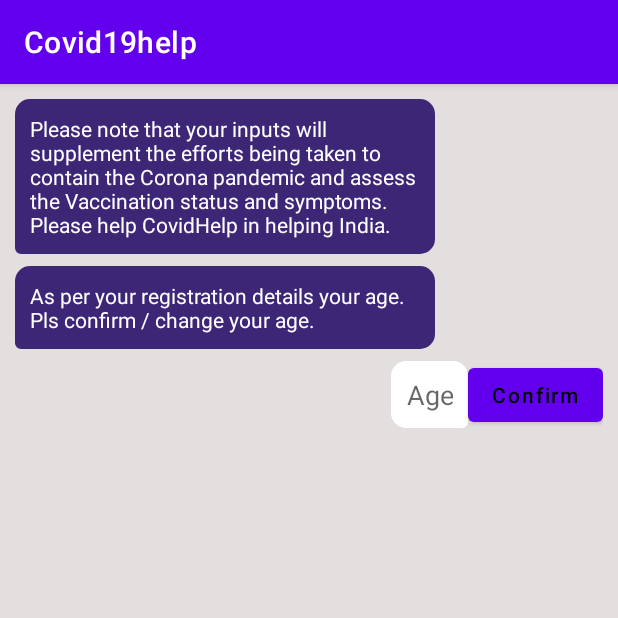
After one commit to Covid-19-Help-AnsrOne/CovidHelp1, an Android app: the QuickCheckupActivity screen opened directly, with no data from a screen before it, on a phone screen of 412 x 824 dp, the top half of it. The commit adds this screen. Run offline under Robolectric (Android 15) with nearby library versions, the phone set to English and light mode, and no system bars.

Commit message:
Added Quick Checkup Screen

```diff
--- a/app/src/main/AndroidManifest.xml
+++ b/app/src/main/AndroidManifest.xml
@@ -8,14 +8,15 @@
     <uses-permission android:name="android.permission.ACCESS_WIFI_STATE" />
 
     <application
-        android:networkSecurityConfig="@xml/network_security_config"
         android:allowBackup="true"
         android:icon="@mipmap/ic_launcher"
         android:label="@string/app_name"
+        android:networkSecurityConfig="@xml/network_security_config"
         android:roundIcon="@mipmap/ic_launcher_round"
         android:supportsRtl="true"
         android:theme="@style/Theme.Covid_19_help">
-        <activity android:name=".Vaccination"></activity>
+        <activity android:name=".QuickCheckupActivity"></activity>
+        <activity android:name=".Vaccination" />
         <activity android:name=".HomeIsolationtTips" />
         <activity android:name=".SignedInActivity" />
         <activity android:name=".Homeisolation" />
--- a/app/src/main/java/com/example/covid_19_help/MainActivity.java
+++ b/app/src/main/java/com/example/covid_19_help/MainActivity.java
@@ -17,10 +17,7 @@ public class MainActivity extends AppCompatActivity {
 
         getWindow().setFlags(WindowManager.LayoutParams.FLAG_FULLSCREEN,
                 WindowManager.LayoutParams.FLAG_FULLSCREEN);
-
-
         setContentView(R.layout.activity_main);
-
 
         new Handler().postDelayed(new Runnable() {
             @Override
--- a/app/src/main/java/com/example/covid_19_help/MainActivity2.java
+++ b/app/src/main/java/com/example/covid_19_help/MainActivity2.java
@@ -1,20 +1,17 @@
 package com.example.covid_19_help;
-
-import androidx.appcompat.app.AppCompatActivity;
-
-import android.os.Bundle;
 
 import android.content.Intent;
 import android.os.Bundle;
 import android.text.Editable;
 import android.text.TextWatcher;
+import android.util.Log;
 import android.view.View;
 import android.widget.Button;
 import android.widget.EditText;
-import android.widget.RadioButton;
 import android.widget.Toast;
 
 import androidx.annotation.NonNull;
+import androidx.appcompat.app.AppCompatActivity;
 import androidx.core.content.ContextCompat;
 
 import com.google.android.gms.tasks.OnCompleteListener;
@@ -22,21 +19,21 @@ import com.google.android.gms.tasks.Task;
 import com.google.firebase.FirebaseException;
 import com.google.firebase.auth.AuthResult;
 import com.google.firebase.auth.FirebaseAuth;
+import com.google.firebase.auth.FirebaseUser;
 import com.google.firebase.auth.PhoneAuthCredential;
 import com.google.firebase.auth.PhoneAuthProvider;
 
 import java.util.concurrent.TimeUnit;
 
 
-
 public class
 MainActivity2 extends AppCompatActivity {
-
+    String TAG = "Firebase";
    Button btnGenerateOTP, btnSignIn;
 
    EditText etPhoneNumber, etOTP;
 
-    String phoneNumber, phoneNumber2,otp;
+   String phoneNumber, phoneNumber2, otp;
 
    FirebaseAuth auth;
 
@@ -50,7 +47,7 @@ MainActivity2 extends AppCompatActivity {
       findViews();
 
       StartFirebaseLogin();
-        phoneNumber2=etPhoneNumber.getText().toString().trim();
+      phoneNumber2 = etPhoneNumber.getText().toString().trim();
 
       // Enable/disable the buttons.
       enableOTPButton(etPhoneNumber, btnGenerateOTP, 10);
@@ -60,9 +57,10 @@ MainActivity2 extends AppCompatActivity {
       btnGenerateOTP.setOnClickListener(new View.OnClickListener() {
          @Override
          public void onClick(View v) {
-                phoneNumber=etPhoneNumber.getText().toString();
+            phoneNumber = etPhoneNumber.getText().toString();
             phoneNumber =
-                        phoneNumber.contains("+91")?phoneNumber:("+91"+phoneNumber);
+                    phoneNumber.contains("+91") ? phoneNumber : ("+91" + phoneNumber);
+
             PhoneAuthProvider.getInstance().verifyPhoneNumber(
                     phoneNumber,                     // Phone number to verify
                     60,                           // Timeout duration
@@ -75,7 +73,7 @@ MainActivity2 extends AppCompatActivity {
       btnSignIn.setOnClickListener(new View.OnClickListener() {
          @Override
          public void onClick(View v) {
-                otp=etOTP.getText().toString();
+            otp = etOTP.getText().toString();
 
             PhoneAuthCredential credential = PhoneAuthProvider.getCredential(verificationCode, otp);
 
@@ -86,9 +84,65 @@ MainActivity2 extends AppCompatActivity {
 
 
 
+   private void SigninWithPhone(PhoneAuthCredential credential) {
+      auth.signInWithCredential(credential)
+              .addOnCompleteListener(new OnCompleteListener<AuthResult>() {
+                 @Override
+                 public void onComplete(@NonNull Task<AuthResult> task) {
+                    if (task.isSuccessful()) {
+                       startActivity(new Intent(MainActivity2.this, FirstActivity.class));
+                       finish();
+                    } else {
+                       Toast.makeText(MainActivity2.this, "Incorrect OTP", Toast.LENGTH_SHORT).show();
+                    }
+                 }
+              });
+   }
+
+   private void findViews() {
+      btnGenerateOTP = findViewById(R.id.btn_generate_otp);
+      btnSignIn = findViewById(R.id.btn_sign_in);
+
+      etPhoneNumber = findViewById(R.id.et_phone_number);
+      etOTP = findViewById(R.id.et_otp);
+   }
+
+
+
+   private void StartFirebaseLogin() {
+
+      auth = FirebaseAuth.getInstance();
+      FirebaseUser user = auth.getCurrentUser();
+      Log.i(TAG, "" + (user == null));
+//       Toast.makeText(this, user.toString(), Toast.LENGTH_SHORT).show();
+      mCallback = new PhoneAuthProvider.OnVerificationStateChangedCallbacks() {
+
+         @Override
+         public void onVerificationCompleted(PhoneAuthCredential phoneAuthCredential) {
+            Log.i(TAG, "onVerificationCompleted:" + phoneAuthCredential);
+            Toast.makeText(MainActivity2.this, "verification completed", Toast.LENGTH_SHORT).show();
+
+
+         }
+
+         @Override
+         public void onVerificationFailed(FirebaseException e) {
+            Toast.makeText(MainActivity2.this, "verification failed", Toast.LENGTH_SHORT).show();
+         }
+
+         @Override
+         public void onCodeSent(String s, PhoneAuthProvider.ForceResendingToken forceResendingToken) {
+            super.onCodeSent(s, forceResendingToken);
+             Log.i(TAG, "onCodeSent: " + s);
+            verificationCode = s;
+            Toast.makeText(MainActivity2.this, "Code sent", Toast.LENGTH_SHORT).show();
+         }
+      };
+   }
+
    /**
      * Only enable the buttons if there are correct number of digits.
-     * */
+     */
     private void enableOTPButton(EditText toCheck, Button toEnable, int max) {
         toCheck.addTextChangedListener(new TextWatcher() {
             @Override
@@ -117,54 +171,4 @@ MainActivity2 extends AppCompatActivity {
         });
     }
 
-
-    private void SigninWithPhone(PhoneAuthCredential credential) {
-        auth.signInWithCredential(credential)
-                .addOnCompleteListener(new OnCompleteListener<AuthResult>() {
-                    @Override
-                    public void onComplete(@NonNull Task<AuthResult> task) {
-                        if (task.isSuccessful()) {
-                            startActivity(new Intent(MainActivity2.this,FirstActivity.class));
-                            finish();
-                        } else {
-                            Toast.makeText(MainActivity2.this,"Incorrect OTP",Toast.LENGTH_SHORT).show();
 }
-                    }
-                });
-    }
-
-    private void findViews() {
-        btnGenerateOTP=findViewById(R.id.btn_generate_otp);
-        btnSignIn=findViewById(R.id.btn_sign_in);
-
-        etPhoneNumber=findViewById(R.id.et_phone_number);
-        etOTP=findViewById(R.id.et_otp);
-    }
-
-    private void StartFirebaseLogin() {
-
-        auth = FirebaseAuth.getInstance();
-        mCallback = new PhoneAuthProvider.OnVerificationStateChangedCallbacks() {
-
-            @Override
-            public void onVerificationCompleted(PhoneAuthCredential phoneAuthCredential) {
-                Toast.makeText(MainActivity2.this,"verification completed",Toast.LENGTH_SHORT).show();
-
-
-            }
-
-            @Override
-            public void onVerificationFailed(FirebaseException e) {
-                Toast.makeText(MainActivity2.this,"verification failed",Toast.LENGTH_SHORT).show();
-            }
-
-            @Override
-            public void onCodeSent(String s, PhoneAuthProvider.ForceResendingToken forceResendingToken) {
-                super.onCodeSent(s, forceResendingToken);
-                verificationCode = s;
-                Toast.makeText(MainActivity2.this,"Code sent",Toast.LENGTH_SHORT).show();
-            }
-        };
-    }
-
-}
--- /dev/null
+++ b/app/src/main/java/com/example/covid_19_help/QuickCheckupActivity.java
@@ -0,0 +1,77 @@
+package com.example.covid_19_help;
+
+import androidx.appcompat.app.AppCompatActivity;
+
+import android.os.Bundle;
+import android.os.Handler;
+import android.view.View;
+import android.widget.Button;
+import android.widget.EditText;
+import android.widget.TextView;
+
+//Quick checkup activity with a chat bot.
+public class QuickCheckupActivity extends AppCompatActivity {
+
+   private TextView tvVaccine, tvSymptoms, tvAgePrompt, btnNo, btnYes;
+   private EditText etAge;
+   private Button btnConfirm;
+
+   @Override
+   protected void onCreate(Bundle savedInstanceState) {
+      super.onCreate(savedInstanceState);
+      setContentView(R.layout.activity_quick_checkup2);
+      findViews();
+
+      //Prompt to ask the age of the use.
+      askForAge();
+
+      // After entering age, press confirm.
+      btnConfirm.setOnClickListener(v -> {
+         if (etAge.getText().toString().isEmpty()) etAge.setError("Age required!");
+         else {
+            etAge.setEnabled(false);
+            btnConfirm.setVisibility(View.GONE);
+            tvVaccine.setVisibility(View.VISIBLE);
+            btnNo.setVisibility(View.VISIBLE);
+            btnYes.setVisibility(View.VISIBLE);
+         }
+      });
+
+      //Code when no button is pressed.
+      btnNo.setOnClickListener(v -> {
+         btnYes.setVisibility(View.GONE);
+         showSymptomsPrompt();
+      });
+
+      //Code When yes button is pressed.
+      btnYes.setOnClickListener(v -> {
+         btnNo.setVisibility(View.GONE);
+         showSymptomsPrompt();
+      });
+   }
+
+   //Method to ask the age of the user.
+   private void askForAge() {
+      new Handler().postDelayed(() -> {
+         etAge.setVisibility(View.VISIBLE);
+         btnConfirm.setVisibility(View.VISIBLE);
+         tvAgePrompt.setVisibility(View.VISIBLE);
+      }, 1200);
+   }
+
+   //Make symptoms prompt visible.
+   private void showSymptomsPrompt() {
+      tvSymptoms.setVisibility(View.VISIBLE);
+   }
+
+   //Find all the views.
+   private void findViews() {
+      etAge = findViewById(R.id.etAge);
+      tvSymptoms = findViewById(R.id.tvSymptoms);
+      tvAgePrompt = findViewById(R.id.tvAgePrompt);
+      tvVaccine = findViewById(R.id.tvVaccine);
+      btnConfirm = findViewById(R.id.btnConfirmAge);
+      btnNo = findViewById(R.id.btnNo);
+      btnYes = findViewById(R.id.btnYes);
+   }
+}
--- a/app/src/main/java/com/example/covid_19_help/SignedInActivity.java
+++ b/app/src/main/java/com/example/covid_19_help/SignedInActivity.java
@@ -3,26 +3,20 @@ package com.example.covid_19_help;
 import android.content.Intent;
 // import android.support.v7.app.AppCompatActivity;
 
-import android.net.Uri;
 import android.os.Bundle;
 import android.view.View;
 import android.widget.Button;
-import android.widget.RadioButton;
 import android.widget.TextView;
-import android.widget.Toast;
 
 import androidx.appcompat.app.AppCompatActivity;
 
 import com.google.firebase.auth.FirebaseAuth;
-import com.google.firebase.auth.FirebaseUser;
-
-import java.util.List;
 
 public class SignedInActivity extends AppCompatActivity {
 
     TextView tvPhoneNumber,result1;
     Button btnSignOut;
-    Button rb1,rb2,rb3,rb4;
+    Button btnIsolationTips, btnBookAppointment, btnVaccination, btnQuickCheckup;
 
 
     String Result;
@@ -30,11 +24,6 @@ public class SignedInActivity extends AppCompatActivity {
     protected void onCreate(Bundle savedInstanceState) {
         super.onCreate(savedInstanceState);
         setContentView(R.layout.activity_signed_in);
-        rb1=findViewById(R.id.radio_id1);
-        rb2=findViewById(R.id.radio_id2);
-        rb3=findViewById(R.id.radio_id3);
-        rb4=findViewById(R.id.radio_id4);
-
 
         findViews();
 
@@ -95,7 +84,7 @@ public class SignedInActivity extends AppCompatActivity {
             }
         });
 
-        rb3.setOnClickListener(new View.OnClickListener() {
+        btnVaccination.setOnClickListener(new View.OnClickListener() {
             @Override
             public void onClick(View v) {
                 Intent i1=new Intent(SignedInActivity.this,
@@ -106,7 +95,7 @@ public class SignedInActivity extends AppCompatActivity {
             }
         });
 
-        rb1.setOnClickListener(new View.OnClickListener() {
+        btnIsolationTips.setOnClickListener(new View.OnClickListener() {
             @Override
             public void onClick(View v) {
                 Intent i1=new Intent(SignedInActivity.this,
@@ -117,7 +106,13 @@ public class SignedInActivity extends AppCompatActivity {
             }
         });
 
-
+        //Open quick checkup activity by clicking on the button.
+        btnQuickCheckup.setOnClickListener(new View.OnClickListener() {
+            @Override
+            public void onClick(View view) {
+                openActivityQuickCheckup();
+            }
+        });
     }
 
   //  private void gotoUrl(String s) {
@@ -129,9 +124,15 @@ public class SignedInActivity extends AppCompatActivity {
         //tvPhoneNumber=findViewById(R.id.tv_2);
         btnSignOut=findViewById(R.id.btn_sign_out);
         result1=findViewById(R.id.result);
-
-
+        btnIsolationTips =findViewById(R.id.btnIsolationTips);
+        btnBookAppointment =findViewById(R.id.btnBookAppointment);
+        btnVaccination =findViewById(R.id.btnVaccination);
+        btnQuickCheckup =findViewById(R.id.btnQuickCheckup);
     }
 
+    //Method to open quick checkup activity.
+    private void openActivityQuickCheckup() {
+        startActivity(new Intent(this, QuickCheckupActivity.class));
+    }
 
 }
--- a/app/src/main/res/drawable/buttons_disabled.xml
+++ b/app/src/main/res/drawable/buttons_disabled.xml
@@ -1,4 +1,5 @@
 <?xml version="1.0" encoding="utf-8"?>
+<!--Button disable state-->
 <shape android:shape="rectangle" xmlns:android="http://schemas.android.com/apk/res/android">
     <solid android:color="#DEE1D6"/>
 
--- a/app/src/main/res/drawable/buttons_enabled.xml
+++ b/app/src/main/res/drawable/buttons_enabled.xml
@@ -1,4 +1,5 @@
 <?xml version="1.0" encoding="utf-8"?>
+<!--Button enable state-->
 <shape android:shape="rectangle" xmlns:android="http://schemas.android.com/apk/res/android">
     <solid android:color="@color/colorAccent"/>
 
--- a/app/src/main/res/drawable/buttons_state_selector.xml
+++ b/app/src/main/res/drawable/buttons_state_selector.xml
@@ -1,4 +1,5 @@
 <?xml version="1.0" encoding="utf-8"?>
+<!--State selector for buttons state: enable/disable-->
 <selector xmlns:android="http://schemas.android.com/apk/res/android">
 
     <item android:state_enabled="false"
--- /dev/null
+++ b/app/src/main/res/drawable/prompt_answer_background.xml
@@ -0,0 +1,10 @@
+<?xml version="1.0" encoding="utf-8"?>
+<!--Background for quick checkup activity buttons.-->
+<shape android:shape="rectangle" xmlns:android="http://schemas.android.com/apk/res/android">
+    <solid android:color="@color/white"/>
+    <corners android:bottomLeftRadius="@dimen/prompt_radius"
+        android:topLeftRadius="@dimen/prompt_radius"
+        android:bottomRightRadius="4dp"
+        android:topRightRadius="@dimen/prompt_radius"/>
+
+</shape>
--- /dev/null
+++ b/app/src/main/res/drawable/prompt_background.xml
@@ -0,0 +1,10 @@
+<?xml version="1.0" encoding="utf-8"?>
+<!--Background for quick checkup activity prompts.-->
+<shape  android:shape="rectangle" xmlns:android="http://schemas.android.com/apk/res/android">
+    <solid android:color="#3E2677"/>
+    <corners android:bottomRightRadius="@dimen/prompt_radius"
+        android:topLeftRadius="@dimen/prompt_radius"
+        android:topRightRadius="@dimen/prompt_radius"
+        android:bottomLeftRadius="4dp"/>
+
+</shape>
--- /dev/null
+++ b/app/src/main/res/layout/activity_quick_checkup2.xml
@@ -0,0 +1,141 @@
+<?xml version="1.0" encoding="utf-8"?>
+<!--Layout for quick checkup activity.-->
+<androidx.constraintlayout.widget.ConstraintLayout xmlns:android="http://schemas.android.com/apk/res/android"
+    xmlns:app="http://schemas.android.com/apk/res-auto"
+    xmlns:tools="http://schemas.android.com/tools"
+    android:layout_width="match_parent"
+    android:background="#E4DFDF"
+    android:layout_height="match_parent"
+    android:padding="@dimen/padding_checkup"
+    tools:context=".QuickCheckupActivity">
+
+    <!--Scrolling while answering questions of the chat bot.-->
+    <ScrollView
+        android:layout_width="0dp"
+        android:layout_height="0dp"
+        app:layout_constraintBottom_toBottomOf="parent"
+        app:layout_constraintEnd_toEndOf="parent"
+        app:layout_constraintHorizontal_bias="0.0"
+        app:layout_constraintStart_toStartOf="parent"
+        app:layout_constraintTop_toTopOf="parent"
+        app:layout_constraintVertical_bias="1.0">
+
+        <androidx.constraintlayout.widget.ConstraintLayout
+            android:layout_width="match_parent"
+            android:layout_height="wrap_content">
+
+            <TextView
+                android:id="@+id/quickMessage"
+                android:layout_width="@dimen/prompt_size"
+                android:layout_height="wrap_content"
+                android:background="@drawable/prompt_background"
+                android:padding="@dimen/prompt_padding"
+                android:text="@string/quick_checkup_message"
+                android:textColor="@color/white"
+                app:layout_constraintStart_toStartOf="parent"
+                app:layout_constraintTop_toTopOf="parent" />
+
+            <TextView
+                android:id="@+id/tvAgePrompt"
+                android:layout_width="@dimen/prompt_size"
+                android:layout_height="wrap_content"
+                android:layout_marginTop="8dp"
+                android:background="@drawable/prompt_background"
+                android:padding="@dimen/prompt_padding"
+                android:text="@string/age_prompt"
+                android:textColor="@color/white"
+                android:visibility="gone"
+                app:layout_constraintStart_toStartOf="@id/quickMessage"
+                app:layout_constraintTop_toBottomOf="@id/quickMessage" />
+
+            <!--Enter age-->
+            <EditText
+                android:id="@+id/etAge"
+                android:layout_width="wrap_content"
+                android:layout_height="wrap_content"
+                android:layout_marginTop="8dp"
+                android:background="@drawable/prompt_answer_background"
+                android:hint="@string/age"
+                android:inputType="number"
+                android:padding="@dimen/prompt_padding"
+                android:textAlignment="center"
+                android:textColor="@color/black"
+                android:visibility="gone"
+                app:layout_constraintEnd_toStartOf="@+id/btnConfirmAge"
+                app:layout_constraintTop_toBottomOf="@+id/tvAgePrompt"
+                android:importantForAutofill="no" />
+
+            <TextView
+                android:id="@+id/tvVaccine"
+                android:layout_width="@dimen/prompt_size"
+                android:layout_height="wrap_content"
+                android:layout_marginTop="8dp"
+                android:background="@drawable/prompt_background"
+                android:padding="@dimen/prompt_padding"
+                android:text="@string/vaccination_prompt"
+                android:textColor="@color/white"
+                android:visibility="gone"
+                app:layout_constraintStart_toStartOf="@id/quickMessage"
+                app:layout_constraintTop_toBottomOf="@+id/etAge" />
+
+            <TextView
+                android:id="@+id/btnYes"
+                android:layout_width="wrap_content"
+                android:layout_height="wrap_content"
+                android:layout_marginTop="8dp"
+                android:background="@drawable/prompt_answer_background"
+                android:backgroundTint="@color/white"
+                android:padding="@dimen/prompt_padding"
+                android:text="@string/yes"
+                android:textAllCaps="false"
+                android:textColor="@color/black"
+                android:textSize="18sp"
+                android:visibility="gone"
+                app:layout_constraintEnd_toStartOf="@id/btnNo"
+                app:layout_constraintTop_toBottomOf="@+id/tvVaccine" />
+
+            <TextView
+                android:id="@+id/btnNo"
+                android:layout_width="wrap_content"
+                android:layout_height="wrap_content"
+                android:layout_marginTop="8dp"
+                android:background="@drawable/prompt_answer_background"
+                android:backgroundTint="@color/white"
+                android:padding="@dimen/prompt_padding"
+                android:text="@string/no"
+                android:textAllCaps="false"
+                android:textColor="@color/black"
+                android:textSize="18sp"
+                android:visibility="gone"
+                app:layout_constraintEnd_toEndOf="parent"
+                app:layout_constraintTop_toBottomOf="@id/tvVaccine" />
+
+            <TextView
+                android:id="@+id/tvSymptoms"
+                android:layout_width="@dimen/prompt_size"
+                android:layout_height="wrap_content"
+                android:layout_marginTop="66dp"
+                android:background="@drawable/prompt_background"
+                android:padding="@dimen/prompt_padding"
+                android:text="@string/symptoms_prompt"
+                android:textColor="@color/white"
+                android:visibility="gone"
+                app:layout_constraintStart_toStartOf="@id/quickMessage"
+                app:layout_constraintTop_toBottomOf="@+id/tvVaccine" />
+
+            <!--After entering the age press confirm.-->
+            <Button
+                android:id="@+id/btnConfirmAge"
+                android:layout_width="wrap_content"
+                android:layout_height="wrap_content"
+                android:text="@string/confirm"
+                android:textAllCaps="false"
+                android:textColor="@color/black"
+                android:visibility="gone"
+                app:layout_constraintBottom_toBottomOf="@+id/etAge"
+                app:layout_constraintEnd_toEndOf="parent"
+                app:layout_constraintTop_toTopOf="@+id/etAge" />
+
+        </androidx.constraintlayout.widget.ConstraintLayout>
+    </ScrollView>
+</androidx.constraintlayout.widget.ConstraintLayout>
--- a/app/src/main/res/layout/activity_signed_in.xml
+++ b/app/src/main/res/layout/activity_signed_in.xml
@@ -29,7 +29,7 @@
         <Button
             android:layout_width="350dp"
             android:layout_height="wrap_content"
-            android:id="@+id/radio_id1"
+            android:id="@+id/btnIsolationTips"
             android:layout_marginTop="10dp"
             android:backgroundTint="#D3D3D3"
             android:text="Home Isolation Tips"
@@ -41,14 +41,14 @@
             android:layout_height="wrap_content"
             android:textColor="@color/black"
             android:backgroundTint="#D3D3D3"
-            android:id="@+id/radio_id2"
+            android:id="@+id/btnBookAppointment"
             android:text="Book appointment with Doctor"
             android:textSize="20dp"/>
 
         <Button
             android:layout_width="350dp"
             android:layout_height="wrap_content"
-            android:id="@+id/radio_id3"
+            android:id="@+id/btnVaccination"
             android:backgroundTint="#D3D3D3"
             android:textColor="@color/black"
             android:text="Vaccination "
@@ -59,7 +59,7 @@
             android:layout_height="wrap_content"
             android:textColor="@color/black"
             android:backgroundTint="#D3D3D3"
-            android:id="@+id/radio_id4"
+            android:id="@+id/btnQuickCheckup"
             android:text="a quick checkup"
             android:textSize="20dp"/>
 
--- /dev/null
+++ b/app/src/main/res/values/dimens.xml
@@ -0,0 +1,7 @@
+<?xml version="1.0" encoding="utf-8"?>
+<resources>
+    <dimen name="prompt_radius">10dp</dimen>
+    <dimen name="padding_checkup">10dp</dimen>
+    <dimen name="prompt_size">280dp</dimen>
+    <dimen name="prompt_padding">10dp</dimen>
+</resources>
--- a/app/src/main/res/values/strings.xml
+++ b/app/src/main/res/values/strings.xml
@@ -5,4 +5,14 @@
     <string name="enter_otp">Enter OTP</string>
     <string name="verify_sign_in">Verify and Sign In</string>
     <string name="sign_out">sign out</string>
+
+    <string name="quick_checkup_message">Please note that your inputs will supplement the efforts being taken to contain the Corona pandemic and assess the Vaccination status and symptoms. Please help CovidHelp in helping India.</string>
+    <string name="age_prompt">As per your registration details your age. Pls confirm / change your age.</string>
+    <string name="vaccination_prompt">Have you taken the vaccination?</string>
+    <string name="age">Age</string>
+    <string name="yes">Yes</string>
+    <string name="no">No</string>
+    <string name="symptoms_prompt">Are you currently experiencing any of the following symptoms?</string>
+    <string name="confirm">Confirm</string>
+
 </resources>
```
Lines whose indentation alone changed are shown as unchanged.
